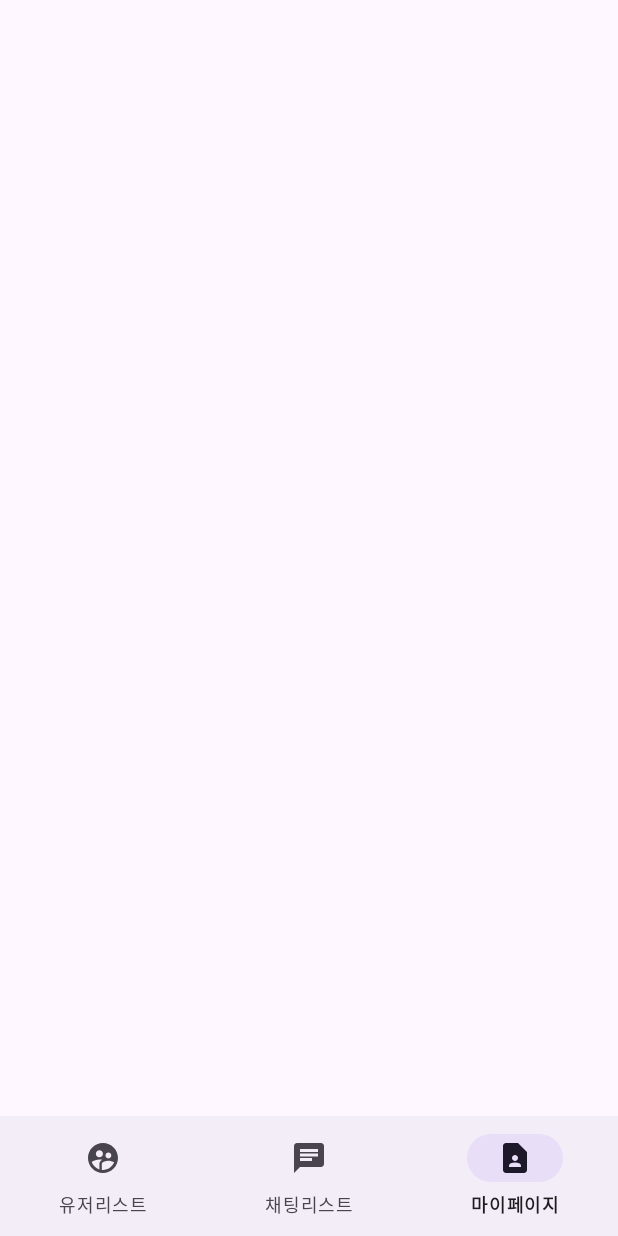
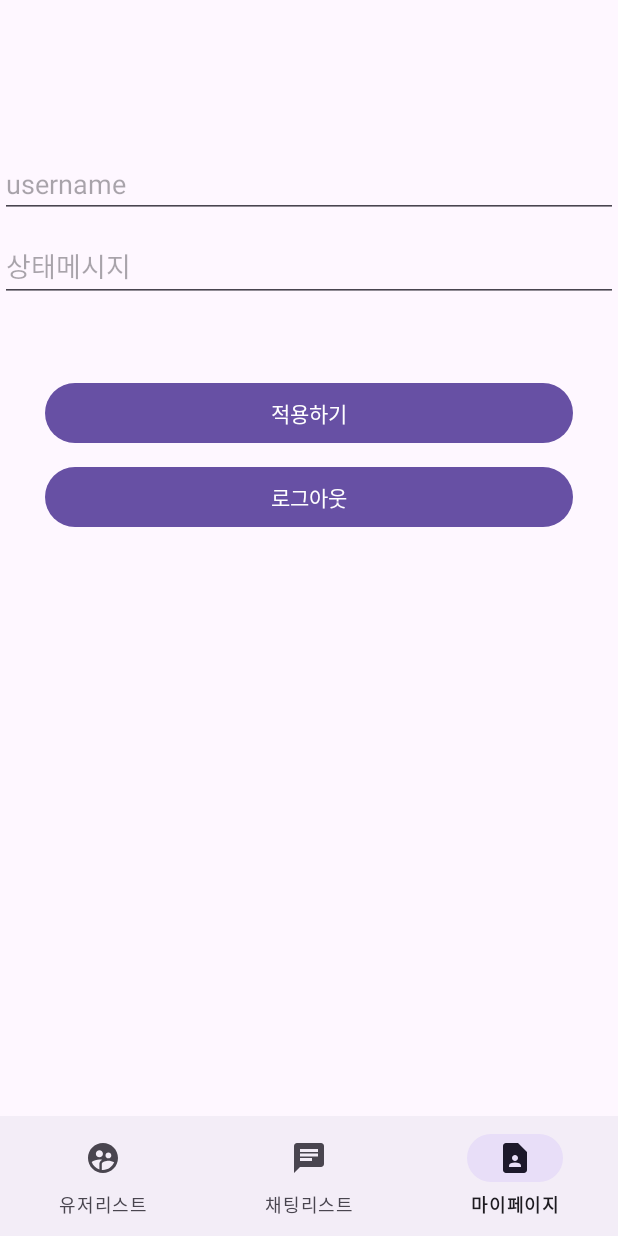
Before and after one commit to giljurha/ChattingApp, an Android app: the screen it shows after launch once a user with an empty profile is signed in (MainActivity), item 3 of the bottom bar chosen, on a phone screen of 412 x 824 dp. Run offline under Robolectric (Android 15) with nearby library versions, the phone set to English and light mode, and no system bars; our stand-ins replace Firebase (no records; nobody signed in at launch, a user with empty details on screens opened directly).

Commit message:
feat: myPage 프래그먼트 구현

```diff
--- a/app/src/main/java/com/test/chatting/MainActivity.kt
+++ b/app/src/main/java/com/test/chatting/MainActivity.kt
@@ -6,13 +6,18 @@ import android.os.Bundle
 import androidx.fragment.app.Fragment
 import com.google.firebase.Firebase
 import com.google.firebase.auth.auth
+import com.test.chatting.chatlist.ChatListFragment
 import com.test.chatting.databinding.ActivityMainBinding
+import com.test.chatting.mypage.MyPageFragment
 import com.test.chatting.userlist.UserFragment
 
 class MainActivity : AppCompatActivity() {
 
     private lateinit var binding: ActivityMainBinding
     private val userFragment = UserFragment()
+    private val chatListFragment = ChatListFragment()
+    private val myPageFragment = MyPageFragment()
+
     override fun onCreate(savedInstanceState: Bundle?) {
         super.onCreate(savedInstanceState)
         binding = ActivityMainBinding.inflate(layoutInflater)
@@ -33,9 +38,11 @@ class MainActivity : AppCompatActivity() {
                     return@setOnItemSelectedListener true
                 }
                 R.id.chatroomList -> {
+                    replaceFragment(chatListFragment)
                     return@setOnItemSelectedListener true
                 }
                 R.id.myPage -> {
+                    replaceFragment(myPageFragment)
                     return@setOnItemSelectedListener true
                 }
                 else -> {
--- /dev/null
+++ b/app/src/main/java/com/test/chatting/mypage/MyPageFragment.kt
@@ -0,0 +1,44 @@
+package com.test.chatting.mypage
+
+import android.content.Intent
+import android.os.Bundle
+import androidx.fragment.app.Fragment
+import android.view.LayoutInflater
+import android.view.View
+import android.view.ViewGroup
+import android.widget.Toast
+import com.google.firebase.Firebase
+import com.google.firebase.auth.auth
+import com.test.chatting.LoginActivity
+import com.test.chatting.R
+import com.test.chatting.databinding.FragmentMyPageBinding
+
+
+class MyPageFragment : Fragment(R.layout.fragment_my_page) {
+
+    private lateinit var binding: FragmentMyPageBinding
+
+    override fun onViewCreated(view: View, savedInstanceState: Bundle?) {
+        super.onViewCreated(view, savedInstanceState)
+        binding = FragmentMyPageBinding.bind(view)
+
+        binding.applyButton.setOnClickListener {
+            val username = binding.usernameEditText.text.toString()
+            val description = binding.descriptionEditText.text.toString()
+
+            if (username.isEmpty()) {
+                Toast.makeText(context, "유저이름은 빈 값으로 두실 수 없습니다.", Toast.LENGTH_SHORT).show()
+                return@setOnClickListener
+            }
+        }
+        binding.signOutButton.setOnClickListener {
+            Firebase.auth.signOut()
+            startActivity(Intent(context, LoginActivity::class.java))
+            activity?.finish()
+        }
+    }
+
+
+
+
+}
--- /dev/null
+++ b/app/src/main/res/layout/fragment_my_page.xml
@@ -0,0 +1,55 @@
+<?xml version="1.0" encoding="utf-8"?>
+<androidx.constraintlayout.widget.ConstraintLayout xmlns:android="http://schemas.android.com/apk/res/android"
+    xmlns:app="http://schemas.android.com/apk/res-auto"
+    xmlns:tools="http://schemas.android.com/tools"
+    android:layout_width="match_parent"
+    android:layout_height="match_parent"
+    tools:context=".mypage.MyPageFragment">
+
+    <EditText
+        android:id="@+id/usernameEditText"
+        android:layout_width="0dp"
+        android:layout_height="wrap_content"
+        android:layout_marginTop="100dp"
+        android:hint="username"
+        android:inputType="textEmailAddress"
+        app:layout_constraintEnd_toEndOf="parent"
+        app:layout_constraintStart_toStartOf="parent"
+        app:layout_constraintTop_toTopOf="parent" />
+
+    <EditText
+        android:id="@+id/descriptionEditText"
+        android:layout_width="0dp"
+        android:layout_height="wrap_content"
+        android:layout_marginTop="8dp"
+        android:hint="상태메시지"
+        android:inputType="text"
+        app:layout_constraintEnd_toEndOf="parent"
+        app:layout_constraintStart_toStartOf="parent"
+        app:layout_constraintTop_toBottomOf="@id/usernameEditText" />
+
+    <Button
+        android:id="@+id/applyButton"
+        android:layout_width="0dp"
+        android:layout_height="wrap_content"
+        android:layout_marginStart="30dp"
+        android:layout_marginTop="50dp"
+        android:layout_marginEnd="30dp"
+        android:text="적용하기"
+        app:layout_constraintEnd_toEndOf="parent"
+        app:layout_constraintStart_toStartOf="parent"
+        app:layout_constraintTop_toBottomOf="@id/descriptionEditText" />
+
+    <Button
+        android:id="@+id/signOutButton"
+        android:layout_width="0dp"
+        android:layout_height="wrap_content"
+        android:layout_marginStart="30dp"
+        android:layout_marginTop="8dp"
+        android:layout_marginEnd="30dp"
+        android:text="로그아웃"
+        app:layout_constraintEnd_toEndOf="parent"
+        app:layout_constraintStart_toStartOf="parent"
+        app:layout_constraintTop_toBottomOf="@id/applyButton" />
+
+</androidx.constraintlayout.widget.ConstraintLayout>
```
Also changed, not shown: app/src/main/java/com/test/chatting/LoginActivity.kt (+1 -0 lines).
